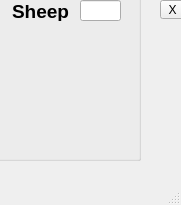
Before: the Qt Designer form sheep.ui in SjdHbz/bullshit, drawn with Qt 5.
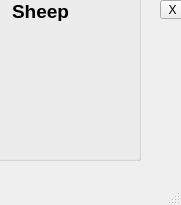
After: the same form once the commit is applied. Icons and pictures are not drawn.

```diff
--- a/sheep.ui
+++ b/sheep.ui
@@ -61,15 +61,22 @@
       <enum>Qt::AutoText</enum>
      </property>
     </widget>
-    <widget class="QLineEdit" name="lineEdit_sheep">
+    <widget class="QLabel" name="lineEdit_sheep">
      <property name="geometry">
       <rect>
        <x>90</x>
-       <y>20</y>
-       <width>41</width>
+       <y>22</y>
+       <width>61</width>
        <height>21</height>
       </rect>
      </property>
+     <property name="styleSheet">
+      <string notr="true">font: 75 10pt &quot;MS Shell Dlg 2&quot;;
+font: 12pt &quot;MS Shell Dlg 2&quot;;</string>
+     </property>
+     <property name="text">
+      <string/>
+     </property>
     </widget>
    </widget>
    <widget class="QToolButton" name="toolButton">
```
Left out of the diff: 6 changed lines with no effect on the pictures.
